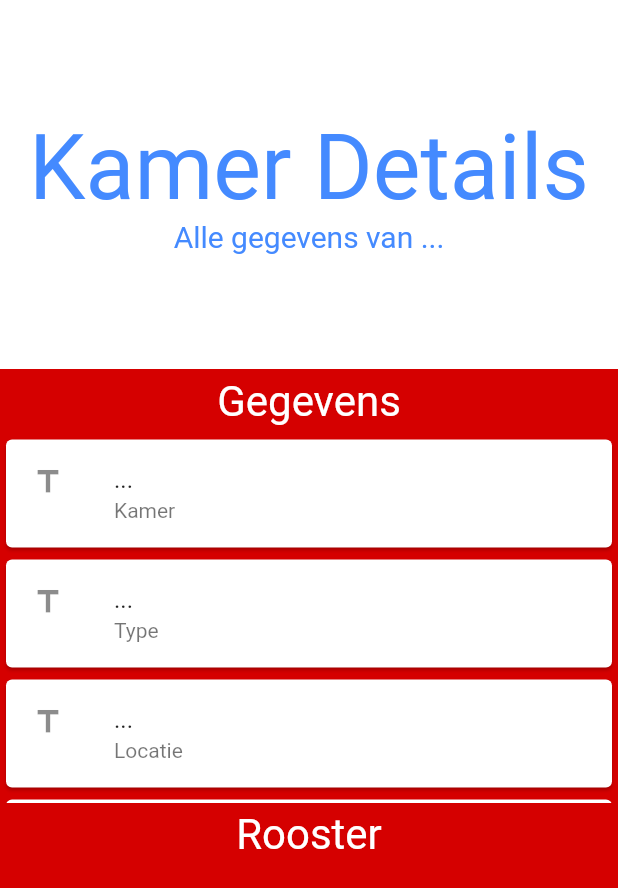
After one commit to KETCompany/ketagenda-mobile, a Flutter app: the RoomDetailsPage screen opened directly, on a phone screen of 412 x 824 dp. The commit adds this screen. Shown: the top 888 px of the screen. Run offline on Flutter 3.47's test engine with Material 2 defaults, Android fonts, the phone set to English and light mode, and no system bars; network calls fail.

Commit message:
Added new room details page including ugly timetable

```diff
--- a/lib/main.dart
+++ b/lib/main.dart
@@ -11,7 +11,7 @@ void main() {
         "/": (BuildContext context) => new LoginPage(),
         "/QRPage": (BuildContext context) => new QRPage(),
         "/FirstTimePage": (BuildContext context) => new FirstTimePage(),
-        "/BuildingSelectionPage": (BuildContext context) => new BuildingSelectionPage()
+        "/BuildingSelectionPage": (BuildContext context) => new BuildingSelectionPage(),
       },
   ));
 }
--- /dev/null
+++ b/lib/pages/room_details_page.dart
@@ -0,0 +1,208 @@
+import 'dart:async';
+import 'dart:convert';
+import 'package:flutter/material.dart';
+import 'package:http/http.dart' as http;
+
+class RoomDetailsPage extends StatefulWidget {
+  RoomDetailsPage({Key key, this.roomId}) : super(key: key);
+  final String roomId;
+
+  @override
+  _RoomDetailsPage createState() => new _RoomDetailsPage(roomId);
+}
+
+class RoomInfo {
+  String name = "...";
+  String type = "...";
+  String location = "...";
+  String floor = "...";
+  List booked = new List();
+}
+
+class _RoomDetailsPage extends State<RoomDetailsPage> {
+  _RoomDetailsPage(this.roomId);
+  final String roomId;
+
+  //Get info from room number (result of QR code scan)
+  String url = 'http://keta.superict.nl/api/rooms/';
+
+  //Controllers
+  RoomInfo _roomInfo = new RoomInfo();
+
+  List data = new List();
+
+  Future getSWData() async {
+    var res = await http.get(Uri.encodeFull(url + roomId),
+        headers: {"Accept": "application/json"});
+
+    setState(() {
+      var resBody = json.decode(res.body);
+      data = resBody;
+      _roomInfo.name =
+          data[0]["name"] != null ? data[0]["name"].toString() : "Unknown";
+      _roomInfo.type =
+          data[0]["type"] != null ? data[0]["type"].toString() : "Unknown";
+      _roomInfo.location = data[0]["location"] != null
+          ? data[0]["location"].toString()
+          : "Unknown";
+      _roomInfo.floor =
+          data[0]["floor"] != null ? data[0]["floor"].toString() : "Unknown";
+      _roomInfo.booked = data[0]["booked"];
+    });
+  }
+
+  @override
+  Widget build(BuildContext context) {
+    return new Scaffold(
+      backgroundColor: Colors.redAccent[700],
+      body: new Column(
+        children: <Widget>[
+          new Expanded(
+            //Top white part
+            child: new Material(
+              color: Colors.white,
+              child: new Center(
+                child: new Column(
+                  mainAxisSize: MainAxisSize.min,
+                  mainAxisAlignment: MainAxisAlignment.center,
+                  children: <Widget>[
+                    new Column(
+                      children: <Widget>[
+                        new RichText(
+                          text: new TextSpan(
+                            text: "Kamer Details",
+                            style: new TextStyle(
+                                color: Colors.blueAccent, fontSize: 60.0),
+                          ),
+                        ),
+                        new RichText(
+                          text: new TextSpan(
+                            text: "Alle gegevens van ${_roomInfo.name}",
+                            style: new TextStyle(
+                                color: Colors.blueAccent, fontSize: 20.0),
+                          ),
+                        ),
+                      ],
+                    ),
+                  ],
+                ),
+              ),
+            ),
+          ),
+          new Center(
+            child: new Container(
+              padding: new EdgeInsets.all(5.0),
+              child: new RichText(
+                text: new TextSpan(
+                  text: "Gegevens",
+                  style: new TextStyle(color: Colors.white, fontSize: 28.0),
+                ),
+              ),
+            ),
+          ),
+          new Expanded(
+            child: new SingleChildScrollView(
+              child: new Container(
+                color: Colors.redAccent[700],
+                child: new Column(
+                  mainAxisAlignment: MainAxisAlignment.start,
+                  crossAxisAlignment: CrossAxisAlignment.stretch,
+                  children: <Widget>[
+                    new Card(
+                      child: new Column(
+                        crossAxisAlignment: CrossAxisAlignment.start,
+                        children: <Widget>[
+                          new ListTile(
+                            leading: const Icon(Icons.title),
+                            title: new Text(_roomInfo.name),
+                            subtitle: new Text("Kamer"),
+                          ),
+                        ],
+                      ),
+                    ),
+                    new Card(
+                      child: new Column(
+                        crossAxisAlignment: CrossAxisAlignment.start,
+                        children: <Widget>[
+                          new ListTile(
+                            leading: const Icon(Icons.title),
+                            title: new Text(_roomInfo.type),
+                            subtitle: new Text("Type"),
+                          ),
+                        ],
+                      ),
+                    ),
+                    new Card(
+                      child: new Column(
+                        crossAxisAlignment: CrossAxisAlignment.start,
+                        children: <Widget>[
+                          new ListTile(
+                            leading: const Icon(Icons.title),
+                            title: new Text(_roomInfo.location),
+                            subtitle: new Text("Locatie"),
+                          ),
+                        ],
+                      ),
+                    ),
+                    new Card(
+                      child: new Column(
+                        crossAxisAlignment: CrossAxisAlignment.start,
+                        children: <Widget>[
+                          new ListTile(
+                            leading: const Icon(Icons.title),
+                            title: new Text(_roomInfo.floor),
+                            subtitle: new Text("Verdieping"),
+                          ),
+                        ],
+                      ),
+                    ),
+                  ],
+                ),
+              ),
+            ),
+          ),
+          new Center(
+            child: new Container(
+              padding: new EdgeInsets.all(5.0),
+              child: new RichText(
+                text: new TextSpan(
+                  text: "Rooster",
+                  style: new TextStyle(color: Colors.white, fontSize: 28.0),
+                ),
+              ),
+            ),
+          ),
+          new Expanded(
+            child: ListView.builder(
+              itemCount: _roomInfo.booked.length,
+              itemBuilder: (BuildContext context, int index) {
+                return new ListTile(
+                  leading: new CircleAvatar(
+                    child: new Text(_roomInfo.booked[index]["duration"] != null
+                        ? _roomInfo.booked[index]["duration"].toString() + "u"
+                        : "?"),
+                    backgroundColor: Colors.blueAccent,
+                  ),
+                  title: new Text(
+                    "Klas: ${_roomInfo.booked[index]["class"]}",
+                    style: new TextStyle(color: Colors.white),
+                  ),
+                  subtitle: new Text(
+                    'Lescode: ${_roomInfo.booked[index]["subjectCode"]}',
+                    style: new TextStyle(color: Colors.white70),
+                  ),
+                );
+              },
+            ),
+          ),
+        ],
+      ),
+    );
+  }
+
+  @override
+  void initState() {
+    super.initState();
+    this.getSWData();
+  }
+}
```
Also changed, not shown: lib/pages/building_selection_page.dart (+15 -17 lines).
